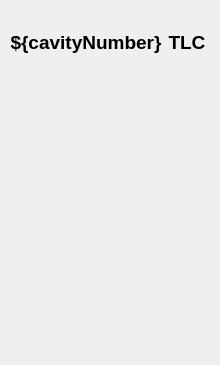
Above: Derikka/EmbeddedSingleCavity.ui from slaclab/cavityDisplay before the change. Below: the same form after it.
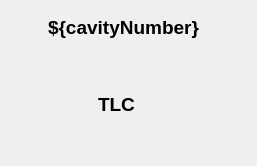
That is the form after the change. Custom widgets are drawn as their Qt base class.

Commit message: moved TLC label in front of cavity shape and label color matches shape color

Patch:
```diff
--- a/Derikka/EmbeddedSingleCavity.ui
+++ b/Derikka/EmbeddedSingleCavity.ui
@@ -6,8 +6,8 @@
    <rect>
     <x>0</x>
     <y>0</y>
-    <width>220</width>
-    <height>365</height>
+    <width>257</width>
+    <height>166</height>
    </rect>
   </property>
   <property name="sizePolicy">
@@ -22,10 +22,10 @@
   <widget class="QWidget" name="verticalLayoutWidget">
    <property name="geometry">
     <rect>
-     <x>10</x>
+     <x>20</x>
      <y>10</y>
-     <width>196</width>
-     <height>136</height>
+     <width>207</width>
+     <height>141</height>
     </rect>
    </property>
    <layout class="QVBoxLayout" name="verticalLayout">
@@ -33,8 +33,6 @@
      <enum>QLayout::SetDefaultConstraint</enum>
     </property>
     <item>
-     <layout class="QHBoxLayout" name="horizontalLayout">
-      <item>
        <widget class="PyDMLabel" name="cavity_Number">
         <property name="sizePolicy">
          <sizepolicy hsizetype="MinimumExpanding" vsizetype="MinimumExpanding">
@@ -42,6 +40,12 @@
           <verstretch>0</verstretch>
          </sizepolicy>
         </property>
+      <property name="minimumSize">
+       <size>
+        <width>0</width>
+        <height>25</height>
+       </size>
+      </property>
         <property name="font">
          <font>
           <pointsize>14</pointsize>
@@ -64,44 +68,40 @@
        </widget>
       </item>
       <item>
-       <widget class="PyDMLabel" name="TLC_text">
+     <widget class="QWidget" name="widgetContainer" native="true">
         <property name="sizePolicy">
          <sizepolicy hsizetype="MinimumExpanding" vsizetype="MinimumExpanding">
           <horstretch>0</horstretch>
           <verstretch>0</verstretch>
          </sizepolicy>
         </property>
-        <property name="font">
-         <font>
-          <pointsize>14</pointsize>
-          <weight>75</weight>
-          <bold>true</bold>
-         </font>
-        </property>
-        <property name="toolTip">
-         <string/>
-        </property>
-        <property name="accessibleName">
-         <string>${TLC_Text}</string>
-        </property>
-        <property name="text">
-         <string>TLC</string>
-        </property>
-        <property name="alignment">
-         <set>Qt::AlignCenter</set>
-        </property>
-       </widget>
-      </item>
-     </layout>
-    </item>
-    <item>
+      <property name="minimumSize">
+       <size>
+        <width>100</width>
+        <height>100</height>
+       </size>
+      </property>
      <widget class="PyDMDrawingPolygon" name="cavityShape">
+       <property name="geometry">
+        <rect>
+         <x>35</x>
+         <y>0</y>
+         <width>126</width>
+         <height>100</height>
+        </rect>
+       </property>
       <property name="sizePolicy">
        <sizepolicy hsizetype="MinimumExpanding" vsizetype="MinimumExpanding">
         <horstretch>0</horstretch>
         <verstretch>0</verstretch>
        </sizepolicy>
       </property>
+       <property name="minimumSize">
+        <size>
+         <width>0</width>
+         <height>100</height>
+        </size>
+       </property>
       <property name="toolTip">
        <string/>
       </property>
@@ -139,6 +139,42 @@
       <property name="numberOfPoints" stdset="0">
        <number>4</number>
       </property>
+      </widget>
+      <widget class="PyDMLabel" name="TLC_Label">
+       <property name="geometry">
+        <rect>
+         <x>75</x>
+         <y>40</y>
+         <width>43</width>
+         <height>26</height>
+        </rect>
+       </property>
+       <property name="sizePolicy">
+        <sizepolicy hsizetype="MinimumExpanding" vsizetype="MinimumExpanding">
+         <horstretch>0</horstretch>
+         <verstretch>0</verstretch>
+        </sizepolicy>
+       </property>
+       <property name="font">
+        <font>
+         <pointsize>14</pointsize>
+         <weight>75</weight>
+         <bold>true</bold>
+        </font>
+       </property>
+       <property name="toolTip">
+        <string/>
+       </property>
+       <property name="accessibleName">
+        <string>${TLC_Text}</string>
+       </property>
+       <property name="text">
+        <string>TLC</string>
+       </property>
+       <property name="alignment">
+        <set>Qt::AlignCenter</set>
+       </property>
+      </widget>
      </widget>
     </item>
    </layout>
```
Left out of the diff: 12 changed lines with no effect on the pictures. Lines whose indentation alone changed are shown as unchanged. The commit also changes 2 other files.
